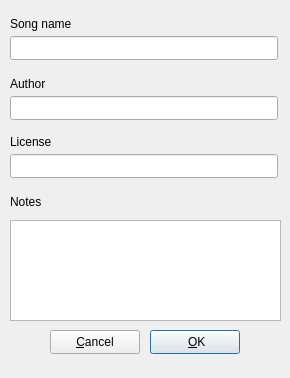
The window that src/gui/src/SongPropertiesDialog_UI.ui (hydrogen-music/hydrogen) describes before a commit, drawn with Qt 5.
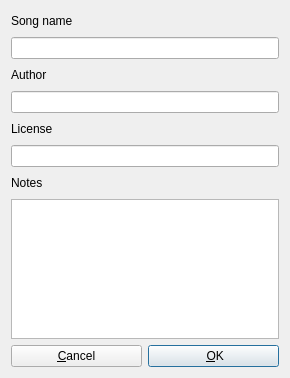
The same window after the commit.

Diff of the .ui file:
```diff
--- a/src/gui/src/SongPropertiesDialog_UI.ui
+++ b/src/gui/src/SongPropertiesDialog_UI.ui
@@ -12,26 +12,26 @@
   <property name="windowTitle" >
    <string>Form1</string>
   </property>
-  <widget class="QLineEdit" name="songNameTxt" >
-   <property name="geometry" >
-    <rect>
-     <x>10</x>
-     <y>36</y>
-     <width>268</width>
-     <height>24</height>
-    </rect>
-   </property>
-  </widget>
-  <widget class="QLabel" name="TextLabel1_2" >
-   <property name="geometry" >
-    <rect>
-     <x>10</x>
-     <y>72</y>
-     <width>268</width>
-     <height>24</height>
-    </rect>
-   </property>
-   <property name="minimumSize" >
+  <layout class="QGridLayout" name="gridLayout">
+   <item row="0" column="0" colspan="2">
+    <widget class="QLabel" name="TextLabel1">
+     <property name="minimumSize">
+      <size>
+       <width>0</width>
+       <height>20</height>
+      </size>
+     </property>
+     <property name="text">
+      <string>Song name</string>
+     </property>
+    </widget>
+   </item>
+   <item row="1" column="0" colspan="2">
+    <widget class="QLineEdit" name="songNameTxt"/>
+   </item>
+   <item row="2" column="0" colspan="2">
+    <widget class="QLabel" name="TextLabel1_2">
+     <property name="minimumSize">
     <size>
      <width>0</width>
      <height>20</height>
@@ -41,26 +41,29 @@
     <string>Author</string>
    </property>
   </widget>
-  <widget class="QLineEdit" name="authorTxt" >
-   <property name="geometry" >
-    <rect>
-     <x>10</x>
-     <y>96</y>
-     <width>268</width>
-     <height>24</height>
-    </rect>
-   </property>
-  </widget>
-  <widget class="QLabel" name="TextLabel2" >
-   <property name="geometry" >
-    <rect>
-     <x>10</x>
-     <y>190</y>
-     <width>268</width>
-     <height>24</height>
-    </rect>
-   </property>
-   <property name="minimumSize" >
+   </item>
+   <item row="3" column="0" colspan="2">
+    <widget class="QLineEdit" name="authorTxt"/>
+   </item>
+   <item row="4" column="0" colspan="2">
+    <widget class="QLabel" name="TextLabel1_3">
+     <property name="minimumSize">
+      <size>
+       <width>0</width>
+       <height>20</height>
+      </size>
+     </property>
+     <property name="text">
+      <string>License</string>
+     </property>
+    </widget>
+   </item>
+   <item row="5" column="0" colspan="2">
+    <widget class="QLineEdit" name="licenseTxt"/>
+   </item>
+   <item row="6" column="0" colspan="2">
+    <widget class="QLabel" name="TextLabel2">
+     <property name="minimumSize">
     <size>
      <width>0</width>
      <height>20</height>
@@ -70,35 +73,23 @@
     <string>Notes</string>
    </property>
   </widget>
-  <widget class="QLabel" name="TextLabel1" >
-   <property name="geometry" >
-    <rect>
-     <x>10</x>
-     <y>12</y>
-     <width>268</width>
-     <height>24</height>
-    </rect>
-   </property>
-   <property name="minimumSize" >
-    <size>
-     <width>0</width>
-     <height>20</height>
-    </size>
-   </property>
-   <property name="text" >
-    <string>Song name</string>
-   </property>
-  </widget>
-  <widget class="QPushButton" name="okBtn" >
-   <property name="geometry" >
-    <rect>
-     <x>150</x>
-     <y>330</y>
-     <width>90</width>
-     <height>24</height>
-    </rect>
-   </property>
-   <property name="text" >
+   </item>
+   <item row="7" column="0" colspan="2">
+    <widget class="QTextEdit" name="notesTxt"/>
+   </item>
+   <item row="8" column="0">
+    <widget class="QPushButton" name="cancelBtn">
+     <property name="text">
+      <string>&amp;Cancel</string>
+     </property>
+     <property name="shortcut">
+      <string>Alt+C</string>
+     </property>
+    </widget>
+   </item>
+   <item row="8" column="1">
+    <widget class="QPushButton" name="okBtn">
+     <property name="text">
     <string> &amp;OK</string>
    </property>
    <property name="shortcut" >
@@ -108,63 +99,10 @@
     <bool>true</bool>
    </property>
   </widget>
-  <widget class="QPushButton" name="cancelBtn" >
-   <property name="geometry" >
-    <rect>
-     <x>50</x>
-     <y>330</y>
-     <width>90</width>
-     <height>24</height>
-    </rect>
-   </property>
-   <property name="text" >
-    <string>&amp;Cancel</string>
-   </property>
-   <property name="shortcut" >
-    <string>Alt+C</string>
-   </property>
-  </widget>
-  <widget class="QTextEdit" name="notesTxt" >
-   <property name="geometry" >
-    <rect>
-     <x>10</x>
-     <y>220</y>
-     <width>271</width>
-     <height>101</height>
-    </rect>
-   </property>
-  </widget>
-  <widget class="QLineEdit" name="licenseTxt" >
-   <property name="geometry" >
-    <rect>
-     <x>10</x>
-     <y>154</y>
-     <width>268</width>
-     <height>24</height>
-    </rect>
-   </property>
-  </widget>
-  <widget class="QLabel" name="TextLabel1_3" >
-   <property name="geometry" >
-    <rect>
-     <x>10</x>
-     <y>130</y>
-     <width>268</width>
-     <height>24</height>
-    </rect>
-   </property>
-   <property name="minimumSize" >
-    <size>
-     <width>0</width>
-     <height>20</height>
-    </size>
-   </property>
-   <property name="text" >
-    <string>License</string>
-   </property>
-  </widget>
- </widget>
- <layoutdefault spacing="6" margin="11" />
+   </item>
+  </layout>
+ </widget>
+ <layoutdefault spacing="6" margin="11"/>
  <resources/>
  <connections/>
 </ui>
```
Left out of the diff: 17 changed lines with no effect on the pictures. Lines whose indentation alone changed are shown as unchanged.
